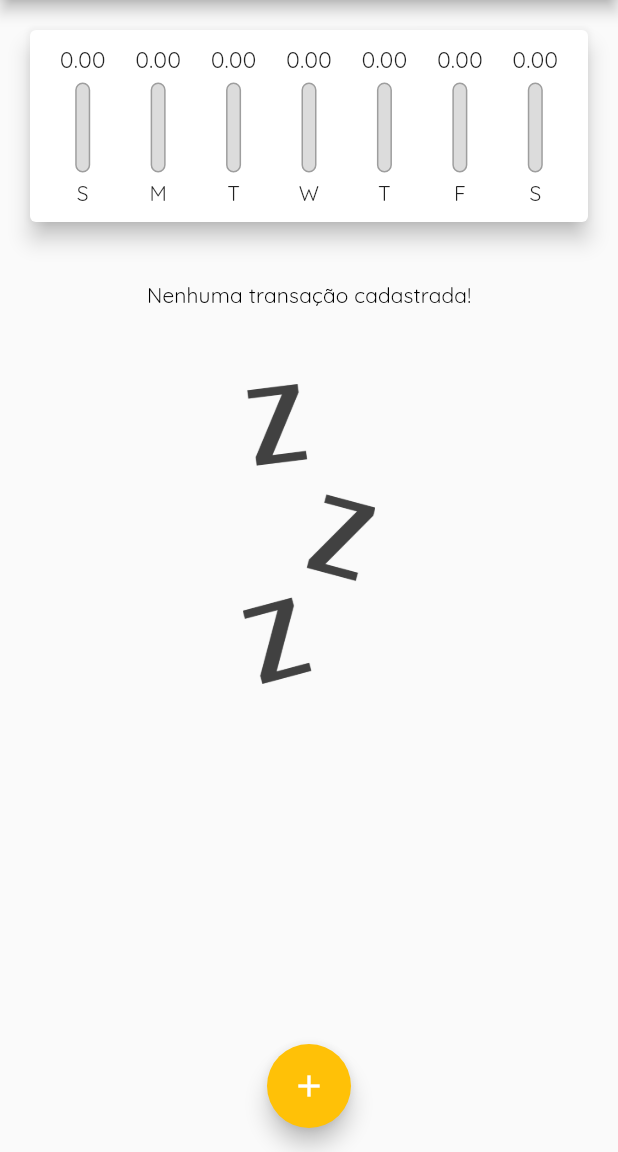
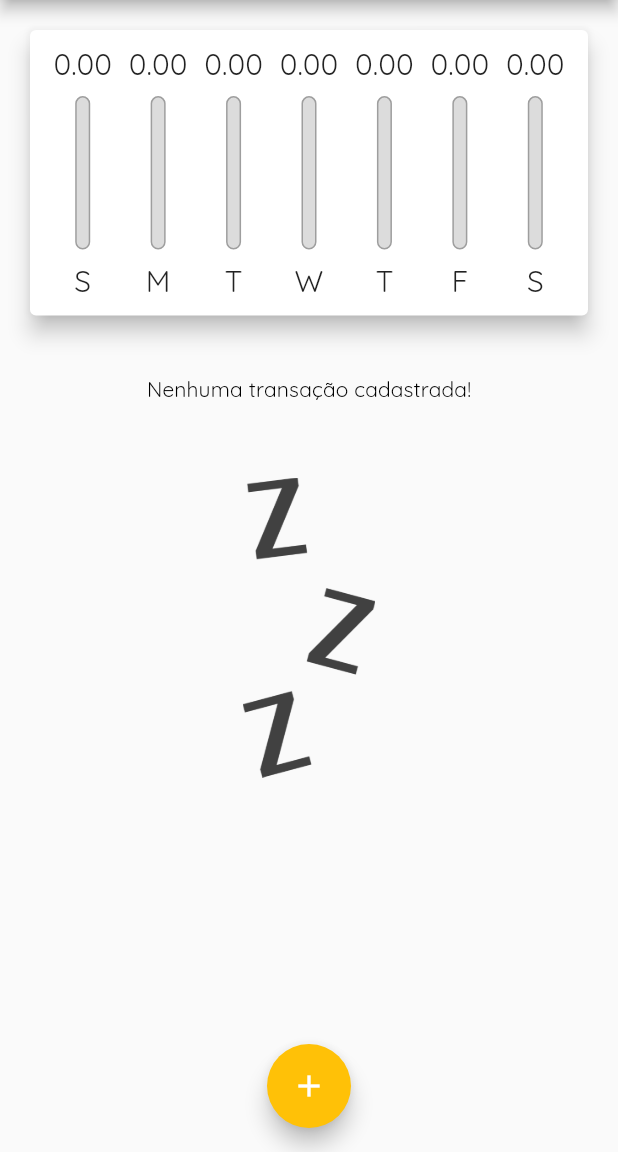
Before and after one commit to felipe-sousa/despesas_pessoais, a Flutter app: the screen it shows after launch, on a phone screen of 412 x 824 dp, the part 84-1236 px from its top. Run offline on Flutter 3.47's test engine with Material 2 defaults, Android fonts, the phone set to English and light mode, and no system bars.

Commit message:
responsive #1

```diff
--- a/lib/components/chart_bar.dart
+++ b/lib/components/chart_bar.dart
@@ -9,18 +9,23 @@ class ChartBar extends StatelessWidget {
 
   @override
   Widget build(BuildContext context) {
-    return Column(children: [
+    return LayoutBuilder(
+      builder: (ctx, constraints) {
+        return Column(
+          children: [
             // Text('R\$${value.toStringAsFixed(2)}'),
             Container(
-        height: 20,
+              height: constraints.maxHeight * 0.15,
               child: FittedBox(
                 child: Text(value.toStringAsFixed(2)),
               ),
             ),
-      const SizedBox(height: 5),
+            SizedBox(
+              height: constraints.maxHeight * 0.05,
+            ),
             SizedBox(
               width: 10,
-        height: 60,
+              height: constraints.maxHeight * 0.6,
               child: Stack(
                 alignment: Alignment.bottomCenter,
                 children: [
@@ -46,8 +51,18 @@ class ChartBar extends StatelessWidget {
                 ],
               ),
             ),
-      const SizedBox(height: 5),
-      Text(label),
-    ]);
+            SizedBox(
+              height: constraints.maxHeight * 0.05,
+            ),
+            Container(
+              height: constraints.maxHeight * 0.15,
+              child: FittedBox(
+                child: Text(label),
+              ),
+            ),
+          ],
+        );
+      },
+    );
   }
 }
--- a/lib/components/transaction_list.dart
+++ b/lib/components/transaction_list.dart
@@ -12,9 +12,7 @@ class TransactionList extends StatelessWidget {
 
   @override
   Widget build(BuildContext context) {
-    return Container(
-      height: 582,
-      child: transactions.isEmpty
+    return transactions.isEmpty
         ? Column(
             children: [
               const SizedBox(height: 20),
@@ -68,7 +66,6 @@ class TransactionList extends StatelessWidget {
                 ),
               );
             },
-            ),
           );
   }
 }
--- a/lib/main.dart
+++ b/lib/main.dart
@@ -95,8 +95,7 @@ class _MyHomePageState extends State<MyHomePage> {
 
   @override
   Widget build(BuildContext context) {
-    return Scaffold(
-      appBar: AppBar(
+    final appBar = AppBar(
       title: const Text('Despesas Pessoais'),
       actions: [
         IconButton(
@@ -104,13 +103,26 @@ class _MyHomePageState extends State<MyHomePage> {
           icon: const Icon(Icons.add),
         )
       ],
-      ),
+    );
+    final availableHeight = MediaQuery.of(context).size.height -
+        appBar.preferredSize.height -
+        MediaQuery.of(context).padding.top;
+
+    return Scaffold(
+      appBar: appBar,
       body: SingleChildScrollView(
         child: Column(
           crossAxisAlignment: CrossAxisAlignment.stretch,
           children: [
-            Chart(_recentTransactions),
+            SizedBox(
+              height: availableHeight * 0.3,
+              child: Chart(_recentTransactions),
+            ),
+            SizedBox(
+              height: availableHeight * 0.7,
+              child:
                   TransactionList(transactions: _transactions, onRemove: _removeTransaction),
+            ),
           ],
         ),
       ),
```
Lines whose indentation alone changed are shown as unchanged.
